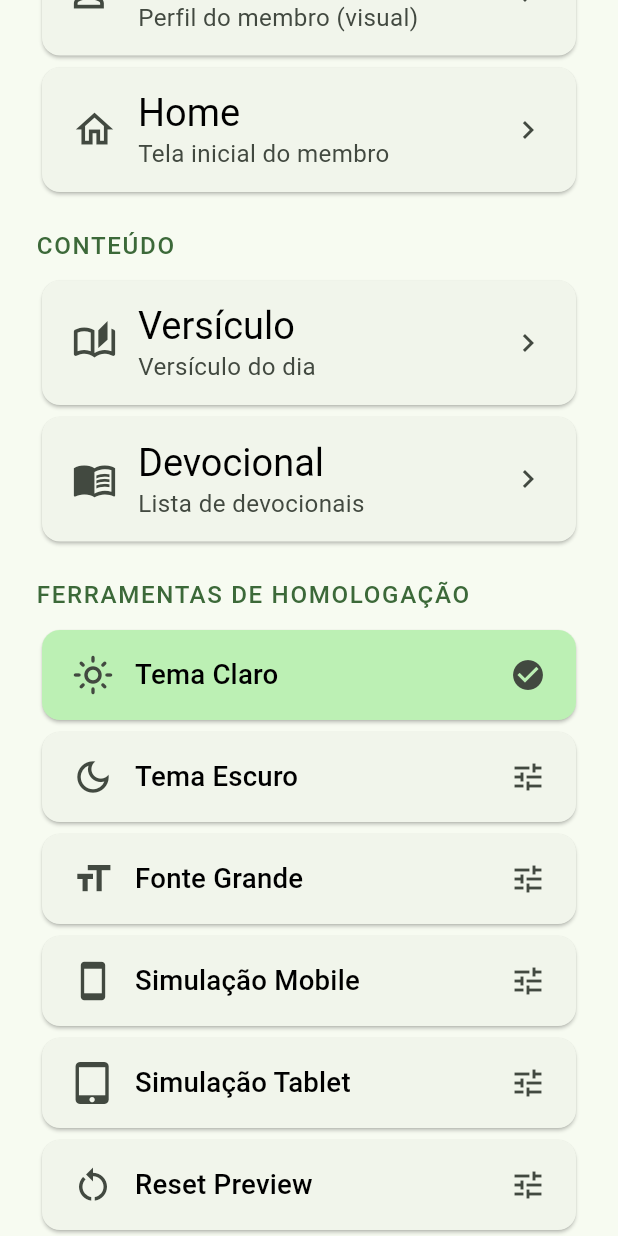
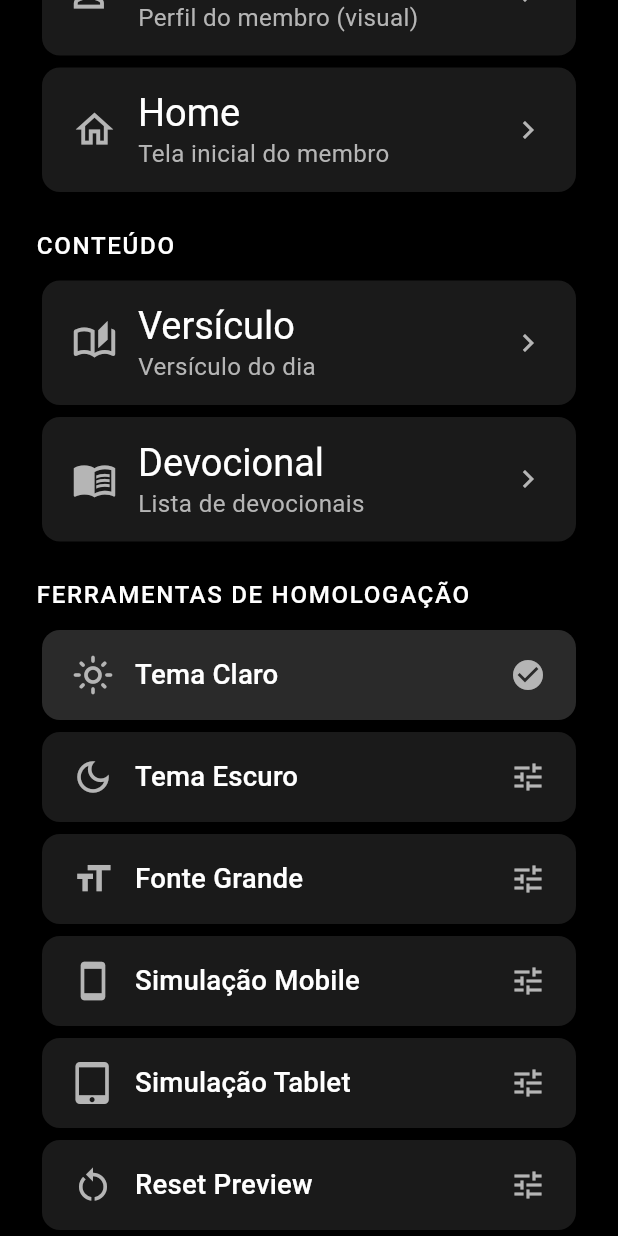
Before and after one commit to wendelcamargos-arch/GOEL-CHURCH, a Flutter app: the screen it shows after launch, scrolled down 402 dp, on a phone screen of 412 x 824 dp. Run offline on Flutter 3.47's test engine with Material 3 defaults, Android fonts, the phone set to English and light mode, and no system bars; our stand-ins replace supabase_flutter; accounts and stored records are empty.

Commit message:
style(theme): identidade preto e branco — remove o verde de todo o app
Decisão do Owner: paleta monocromática (fundo preto, conteúdo branco),
sem verde em nenhuma tela. Alinha ao visual limpo das referências.

- AppTheme: ColorScheme neutro construído à mão (zero matiz residual);
  primary branco, superfícies pretas, contêineres em escala de cinza.
  Botão primário branco com texto preto — contraste máximo sobre as fotos
  escuras dos heróis (Splash/Login/Cadastro).
- GoelApp: themeMode fixo em dark (o app é sempre preto e branco).
- Acessibilidade preservada (tipografia 1.15, densidade confortável, 56px).
- Sem alteração de domínio/arquitetura/contratos. Suíte 30/30 verde.

```diff
--- a/lib/app/goel_app.dart
+++ b/lib/app/goel_app.dart
@@ -35,6 +35,8 @@ class GoelApp extends StatelessWidget {
       debugShowCheckedModeBanner: false,
       theme: AppTheme.light(),
       darkTheme: AppTheme.dark(),
+      // Identidade preto e branco: o app é sempre escuro (sem verde).
+      themeMode: ThemeMode.dark,
       home: loginFlow != null
           ? LoginGate(flow: loginFlow!, postLoginBuilder: postLoginBuilder)
           : BootstrapScreen(supabaseConfigured: supabaseConfigured),
--- a/lib/app/theme/app_theme.dart
+++ b/lib/app/theme/app_theme.dart
@@ -1,45 +1,82 @@
 import 'package:flutter/material.dart';
 
-/// Tema do aplicativo.
+/// Tema do aplicativo — identidade **preto e branco** (monocromática).
 ///
-/// Acessibilidade é REQUISITO ARQUITETURAL (público idoso — premissa oficial):
-/// tipografia ampliada, alvos de toque generosos, contraste elevado e densidade
-/// visual confortável. Estas escolhas são qualitativas; qualquer valor fino de
-/// parametrização é ajuste operacional posterior, sem impacto na decisão.
+/// Decisão do Owner: fundo preto, conteúdo branco, sem verde em lugar nenhum.
+/// Alinha a Goel Church ao visual limpo das referências. A cor de destaque é o
+/// próprio branco (primary), o que mantém contraste alto tanto sobre as telas
+/// escuras quanto sobre as fotos institucionais (fachada) usadas nos heróis.
+///
+/// Acessibilidade continua como REQUISITO (público de todas as idades):
+/// tipografia ampliada, alvos amplos, densidade confortável e contraste elevado.
 class AppTheme {
   const AppTheme._();
 
-  /// Verde institucional (placeholder — identidade visual definitiva posterior).
-  static const Color _seed = Color(0xFF1B5E20);
+  /// Paleta neutra (escala de cinza) — construída à mão para garantir ZERO
+  /// matiz (nada de verde/azul residual que o gerador tonal introduziria).
+  static const ColorScheme _scheme = ColorScheme(
+    brightness: Brightness.dark,
+    primary: Color(0xFFFFFFFF),
+    onPrimary: Color(0xFF000000),
+    primaryContainer: Color(0xFF2A2A2A),
+    onPrimaryContainer: Color(0xFFFFFFFF),
+    secondary: Color(0xFFD6D6D6),
+    onSecondary: Color(0xFF000000),
+    secondaryContainer: Color(0xFF262626),
+    onSecondaryContainer: Color(0xFFF2F2F2),
+    tertiary: Color(0xFFBDBDBD),
+    onTertiary: Color(0xFF000000),
+    tertiaryContainer: Color(0xFF262626),
+    onTertiaryContainer: Color(0xFFF2F2F2),
+    error: Color(0xFFFF7A7A),
+    onError: Color(0xFF000000),
+    errorContainer: Color(0xFF4A1616),
+    onErrorContainer: Color(0xFFFFD9D9),
+    surface: Color(0xFF000000),
+    onSurface: Color(0xFFF2F2F2),
+    onSurfaceVariant: Color(0xFFB5B5B5),
+    outline: Color(0xFF6E6E6E),
+    outlineVariant: Color(0xFF303030),
+    surfaceContainerLowest: Color(0xFF000000),
+    surfaceContainerLow: Color(0xFF1A1A1A),
+    surfaceContainer: Color(0xFF1F1F1F),
+    surfaceContainerHigh: Color(0xFF262626),
+    surfaceContainerHighest: Color(0xFF2E2E2E),
+    inverseSurface: Color(0xFFF2F2F2),
+    onInverseSurface: Color(0xFF000000),
+    inversePrimary: Color(0xFF000000),
+    shadow: Color(0xFF000000),
+    scrim: Color(0xFF000000),
+    surfaceTint: Color(0xFF000000),
+  );
 
-  static ThemeData light() => _base(Brightness.light);
-  static ThemeData dark() => _base(Brightness.dark);
+  // O app é integralmente preto e branco: light() e dark() retornam a mesma
+  // identidade, e a raiz fixa `themeMode: dark`. Manter os dois nomes evita
+  // qualquer regressão em quem já os referencia.
+  static ThemeData light() => _base();
+  static ThemeData dark() => _base();
 
-  static ThemeData _base(Brightness brightness) {
-    final scheme = ColorScheme.fromSeed(
-      seedColor: _seed,
-      brightness: brightness,
-    );
-    final base = ThemeData(colorScheme: scheme, useMaterial3: true);
+  static ThemeData _base() {
+    final base = ThemeData(colorScheme: _scheme, useMaterial3: true);
 
-    // Tipografia ampliada para leitura confortável do público idoso.
-    // O `fontSize` vive na GEOMETRIA (`englishLike`), não no tema de cor
-    // (`black`/`white`). Mesclamos geometria + cor para garantir `fontSize`
-    // em todos os estilos antes de aplicar o fator — aplicar sobre um tema
-    // com `fontSize` nulo dispara assertion no Flutter.
+    // Tipografia ampliada para leitura confortável. O `fontSize` vive na
+    // GEOMETRIA (`englishLike`); mesclamos geometria + cor antes de aplicar o
+    // fator (aplicar sobre `fontSize` nulo dispara assertion no Flutter).
     final typography = Typography.material2021(platform: TargetPlatform.android);
-    final colored =
-        brightness == Brightness.dark ? typography.white : typography.black;
     final scaledTextTheme =
-        typography.englishLike.merge(colored).apply(fontSizeFactor: 1.15);
+        typography.englishLike.merge(typography.white).apply(fontSizeFactor: 1.15);
 
     return base.copyWith(
+      scaffoldBackgroundColor: _scheme.surface,
       textTheme: scaledTextTheme,
       visualDensity: VisualDensity.comfortable,
+      // Botão primário: branco com texto preto (sursurge sobre as fotos escuras
+      // dos heróis com contraste máximo). Alvo de toque amplo.
       filledButtonTheme: FilledButtonThemeData(
         style: FilledButton.styleFrom(
-          // Alvo de toque amplo, tolerante a toque impreciso.
           minimumSize: const Size.fromHeight(56),
+          backgroundColor: _scheme.primary,
+          foregroundColor: _scheme.onPrimary,
           textStyle: const TextStyle(fontSize: 18, fontWeight: FontWeight.w600),
         ),
       ),
```
